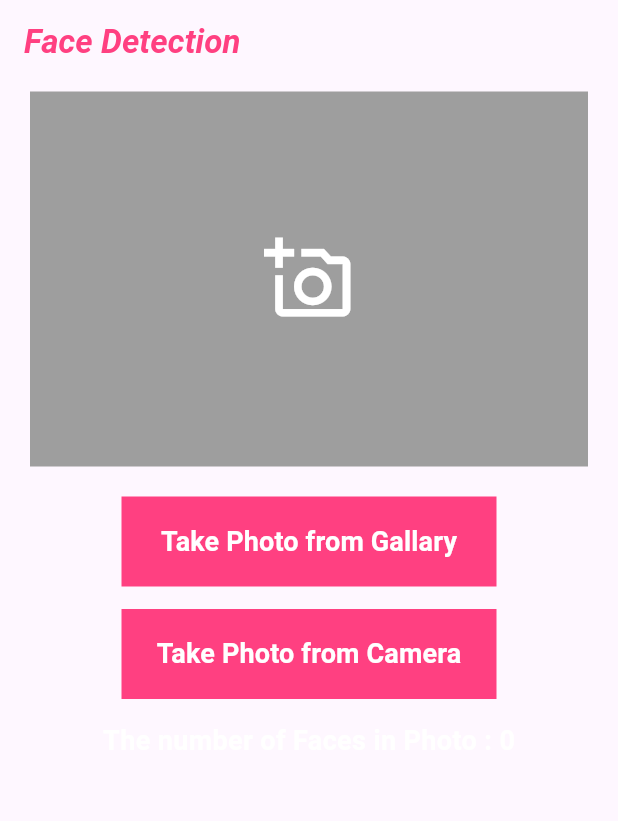
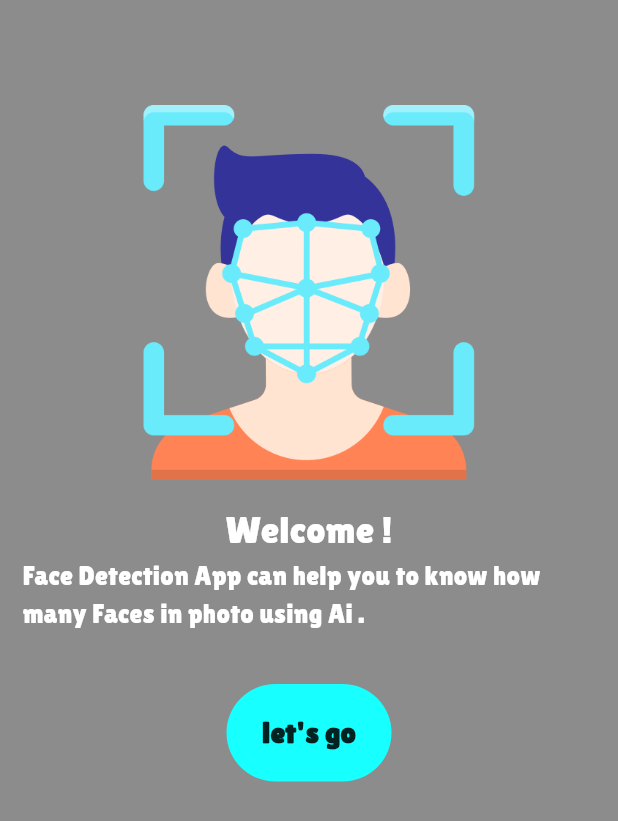
Before and after one commit to MayarMahmoud2002/face_detection, a Flutter app: the screen it shows after launch, on a phone screen of 412 x 824 dp. Shown: the top 821 px of the screen. Run offline on Flutter 3.47's test engine with Material 2 defaults, Android fonts, the phone set to English and light mode, and no system bars; our stand-ins replace image_picker; missing offline and left inert: google_mlkit_face_detection.

Commit message:
finish splash screen

```diff
--- a/lib/main.dart
+++ b/lib/main.dart
@@ -1,4 +1,5 @@
 import 'package:face_detection/screens/face_detection_screen/face_detection.dart';
+import 'package:face_detection/screens/splash_screen/splash_screen.dart';
 import 'package:flutter/material.dart';
 
 void main() {
@@ -18,7 +19,7 @@ class MyApp extends StatelessWidget {
         colorScheme: ColorScheme.fromSeed(seedColor: Colors.deepPurple),
         useMaterial3: true,
       ),
-      home: FaceDetectionScreen(),
+      home: SplashScreen(),
     );
   }
 }
--- a/lib/screens/face_detection_screen/face_detection.dart
+++ b/lib/screens/face_detection_screen/face_detection.dart
@@ -1,10 +1,10 @@
 import 'dart:io';
-
 import 'package:flutter/material.dart';
 import 'package:google_mlkit_face_detection/google_mlkit_face_detection.dart';
 import 'package:image_picker/image_picker.dart';
 
 class FaceDetectionScreen extends StatefulWidget {
+  static const String routeName = 'FaceDetectionScreen';
   @override
   State<FaceDetectionScreen> createState() => _FaceDetectionScreenState();
 }
@@ -37,31 +37,22 @@ class _FaceDetectionScreenState extends State<FaceDetectionScreen> {
   @override
   Widget build(BuildContext context) {
     return Scaffold(
-      appBar: AppBar(
-        title: Text(
-          'Face Detection',
-          style: TextStyle(
-            fontStyle: FontStyle.italic,
-            color: Colors.pinkAccent,
-            fontWeight: FontWeight.bold,
-          ),
-        ),
-      ),
+      backgroundColor: Colors.black45,
       body: Padding(
-        padding: const EdgeInsets.symmetric(horizontal: 10.0),
+        padding: const EdgeInsets.symmetric(horizontal: 10.0 , vertical: 50),
         child: Column(children: [
           Padding(
             padding:
                 const EdgeInsets.symmetric(horizontal: 10.0, vertical: 5.0),
             child: Container(
-              color: Colors.grey,
+              color: Colors.white38,
               width: double.infinity,
               height: 250.0,
               child: _image == null
                   ? Icon(
                       Icons.add_a_photo_outlined,
                       size: 60.0,
-                      color: Colors.white,
+                color: Colors.cyanAccent,
                     )
                   : Image.file(_image!),
             ),
@@ -78,14 +69,20 @@ class _FaceDetectionScreenState extends State<FaceDetectionScreen> {
               });
             },
             child: Container(
-              color: Colors.pinkAccent,
+              decoration: BoxDecoration(
+                color: Colors.cyanAccent,
+
+                borderRadius: BorderRadius.circular(50.0),
+              ),
               width: 250,
               height: 60.0,
               child: Center(
                   child: Text(
                 'Take Photo from Gallary',
                 style: TextStyle(
-                    color: Colors.white,
+                    fontFamily: 'Lilita One',
+
+                    color: Colors.black87,
                     fontWeight: FontWeight.bold,
                     fontSize: 18),
               )),
@@ -103,14 +100,21 @@ class _FaceDetectionScreenState extends State<FaceDetectionScreen> {
               });
             },
             child: Container(
-              color: Colors.pinkAccent,
+              decoration: BoxDecoration(
+                color: Colors.cyanAccent,
+
+                borderRadius: BorderRadius.circular(50.0),
+              ),
+
               width: 250,
               height: 60.0,
               child: Center(
                   child: Text(
                 'Take Photo from Camera',
                 style: TextStyle(
-                    color: Colors.white,
+                    fontFamily: 'Lilita One',
+
+                    color: Colors.black87,
                     fontWeight: FontWeight.bold,
                     fontSize: 18),
               )),
@@ -122,7 +126,8 @@ class _FaceDetectionScreenState extends State<FaceDetectionScreen> {
           Text(
             'The number of Faces in Photo : ${faces.length}',
             style: TextStyle(
-                color: Colors.white, fontWeight: FontWeight.bold, fontSize: 18),
+                fontFamily: 'Lilita One',
+                color: Colors.white, fontWeight: FontWeight.bold, fontSize: 20),
           )
         ]),
       ),
--- /dev/null
+++ b/lib/screens/splash_screen/splash_screen.dart
@@ -0,0 +1,108 @@
+import 'package:flutter/material.dart';
+
+import '../face_detection_screen/face_detection.dart';
+
+class SplashScreen extends StatelessWidget {
+  @override
+  Widget build(BuildContext context) {
+    return Scaffold(
+      backgroundColor: Colors.black45,
+      body: Padding(
+        padding: const EdgeInsets.symmetric( vertical: 70.0),
+        child: SingleChildScrollView(
+          child: Column(
+            children: [
+              Center(
+                child: Image.asset('assets/images/face.png',
+                height: 250
+                ),
+              ),
+              SizedBox(
+                height: 15.0,
+              ),
+              Text('Welcome !',
+               style: TextStyle(
+                 color: Colors.white,
+                 fontSize: 25.0,
+                 fontFamily: 'Lilita One',
+               ),
+              ),
+              Padding(
+                padding: const EdgeInsets.symmetric(horizontal : 15.0),
+                child: Text('Face Detection App can help you to know how many Faces in photo using Ai .  ',
+                  style: TextStyle(
+                    color: Colors.white,
+                    fontSize: 17.5,
+                    fontFamily: 'Lilita One',
+                  ),
+                ),
+              ),
+               SizedBox(
+                 height: 35.0,
+               ),
+               MaterialButton(
+                 onPressed: ()
+                 {
+                   Navigator.push(
+                     context,
+                     MaterialPageRoute(builder: (context) =>  FaceDetectionScreen()),
+                   );
+                 },
+                 child: Container(
+                   decoration: BoxDecoration(
+                     color: Colors.cyanAccent,
+
+                     borderRadius: BorderRadius.circular(40.0),
+                   ),
+                  width: 110,
+                  height: 65.0,
+                  child: Center(
+                      child: Text(
+                        'let\'s go',
+                        style: TextStyle(
+                            fontFamily: 'Lilita One',
+
+                            color: Colors.black87,
+                            fontWeight: FontWeight.bold,
+                            fontSize: 20),
+                      )),
+              ),
+               ),
+
+
+            ],
+          ),
+        ),
+      ),
+      // body: Stack(
+      //   children: [
+      //     Container(
+      //       height: double.infinity,
+      //       width: double.infinity,
+      //
+      //       child: Image.asset('assets/images/faceDetection.jpg',
+      //         fit: BoxFit.cover,
+      //       ),
+      //
+      //     ),
+      //     Padding(
+      //       padding: const EdgeInsets.symmetric(vertical : 70.0 , horizontal: 20),
+      //       child: Column(
+      //         children: [
+      //           Text('Welcome'
+      //             ,style: TextStyle(
+      //                 color: Colors.white,
+      //                 fontSize: 50.0
+      //             ),),
+      //
+      //
+      //         ],
+      //       ),
+      //     ),
+      //
+      //
+      //   ],
+      // ),
+    );
+  }
+}
```
Also changed, not shown: pubspec.yaml (+7 -6 lines), assets/images/face.png (added), pubspec.lock.
